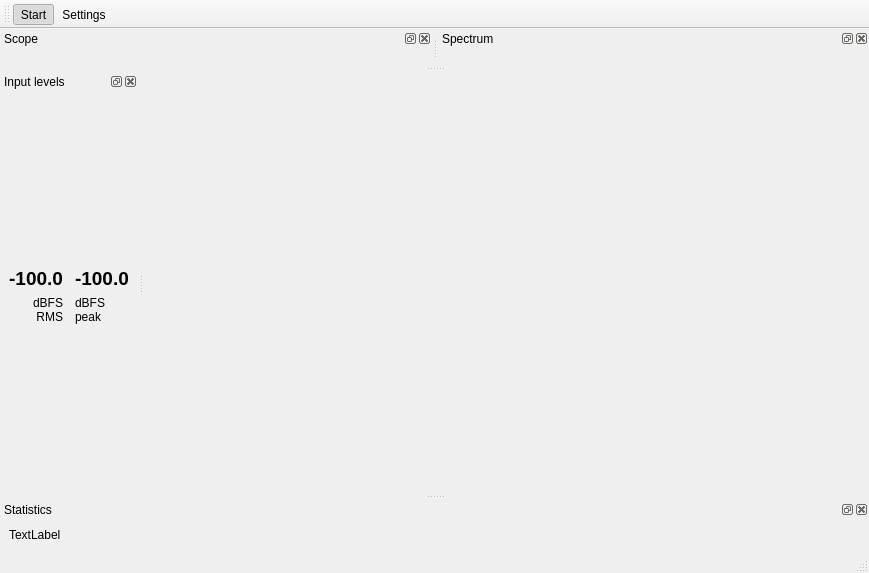
Before: the Qt Designer form friture.ui in tlecomte/friture, drawn with Qt 5.
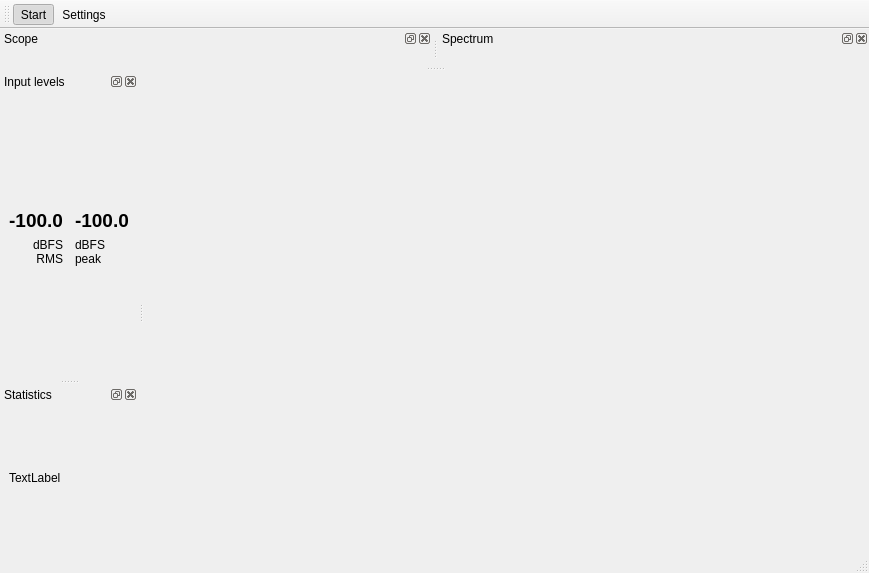
After: the same form once the commit is applied. Icons and pictures are not drawn. Custom widgets are drawn as their Qt base class.

Commit message: Move the default position for the statistics widget to the left.

Diff of the .ui file:
```diff
--- a/friture.ui
+++ b/friture.ui
@@ -98,7 +98,7 @@
     <string>Statistics</string>
    </property>
    <attribute name="dockWidgetArea">
-    <number>8</number>
+    <number>1</number>
    </attribute>
    <widget class="QWidget" name="dockWidgetContents_2">
     <layout class="QGridLayout" name="gridLayout_2">
```
The commit also changes 1 other file.
